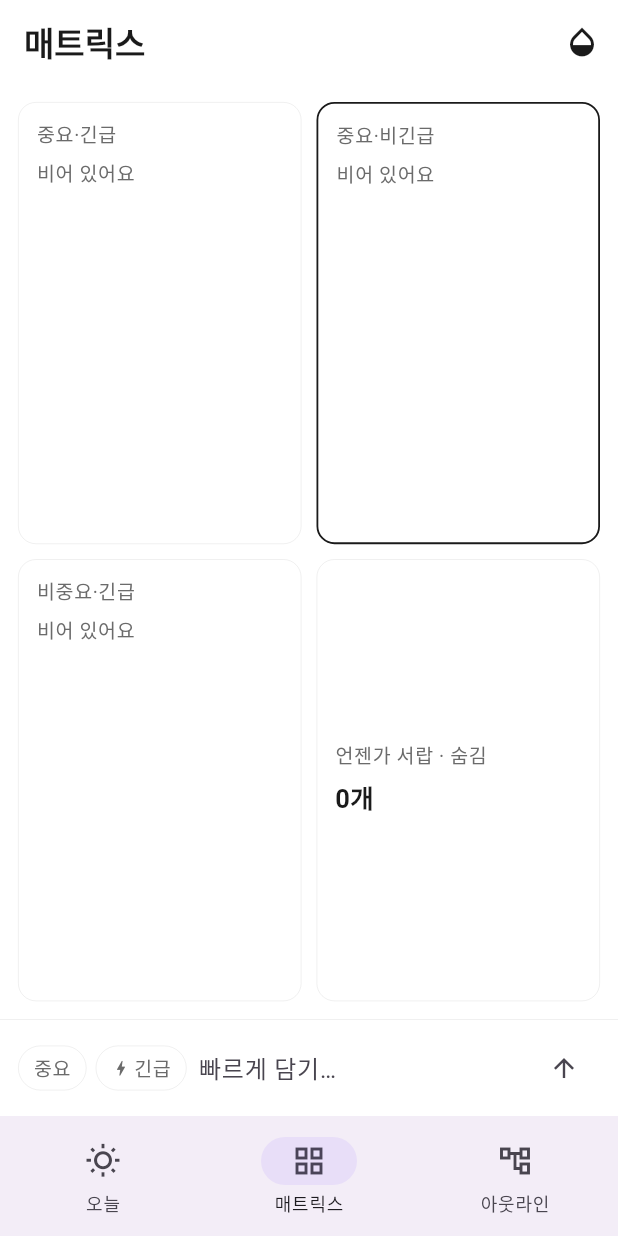
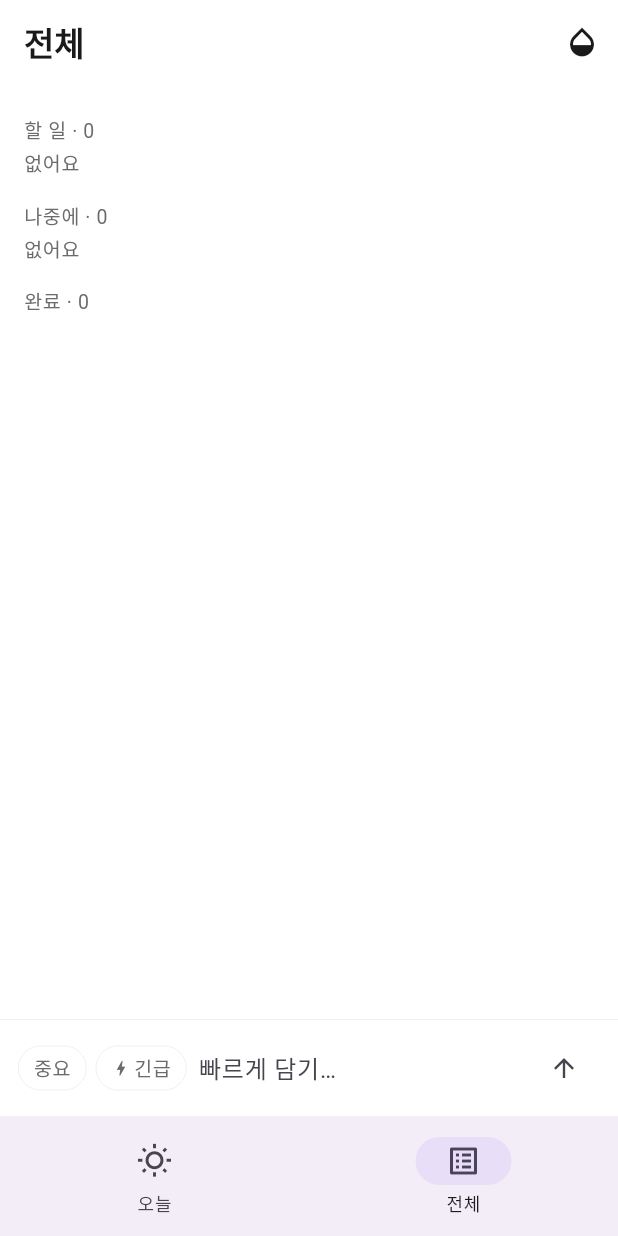
Before and after one commit to miziixx/jigoom, a Flutter app: the screen it shows after launch, item 2 of the bottom bar chosen, after a tap on the "arrow upward" icon, on a phone screen of 412 x 824 dp. Run offline on Flutter 3.47's test engine with Material 3 defaults, Android fonts, the phone set to English and light mode, and no system bars; our stand-ins replace drift, drift_flutter, file_picker, flutter_colorpicker, flutter_local_notifications, flutter_riverpod and 6 more; missing offline and left inert: dart:html, google_mlkit_text_recognition, home_widget, receive_sharing_intent, shelf_router; accounts and stored records are empty; generated files the repository leaves out were written again; Roboto replaces fonts that are missing (Pretendard).

Commit message:
feat(jigeum): ADHD 친화 단순 모드 전면 개편
분류·세분화 강요를 없애고 "적고, 하고, 체크"만 남김.

- 셸: 오늘/전체 2탭으로 축소 (매트릭스·아웃라인 탭 제거, 로직은 유지)
- 오늘 뷰: 큰 날짜(30pt) + 포커스 카드 + flat 목록 + 승리 스택
- SimpleTile: 체크 · ⭐중요 토글 · 📅날짜/마감 설정(달력) · 마감칩 표시,
  스와이프 우=완료 / 좌=삭제(신규 deleteNode, 자식 포함)
- 입력바를 body 안으로 이동 → 키보드가 올라와도 입력창이 항상 보임
- 퀵캡처: 적으면 곧장 오늘 할 일 (date=today), 분류 불필요
- Q4 서랍 규칙 완화: 날짜 없는 미분류 task 만 서랍행
- 전체 탭: 할 일/나중에/완료 세 묶음, 나중에→오늘 꺼내기(↑)

Co-Authored-By: Claude Opus 4.8 <noreply@anthropic.com>
Claude-Session: https://claude.ai/code/session_0148HwGxjHBMAnrdakVDwWLh

```diff
--- a/jigeum/lib/app.dart
+++ b/jigeum/lib/app.dart
@@ -1,15 +1,13 @@
 import 'package:flutter/material.dart';
 import 'package:flutter_riverpod/flutter_riverpod.dart';
 
-import 'core/constants.dart';
+import 'features/all/all_view.dart';
 import 'features/capture/quick_capture_bar.dart';
+import 'features/today/today_view.dart';
 import 'features/widgetkit/widget_bridge.dart';
-import 'features/matrix/matrix_view.dart';
-import 'features/outline/outline_view.dart';
-import 'features/today/today_view.dart';
-import 'features/today/two_minute_sheet.dart';
-import 'providers.dart';
 
+/// 단순 모드 셸: 오늘 / 전체 두 탭.
+/// 입력바는 body 안에 있어 키보드가 올라와도 항상 보인다.
 class AppShell extends ConsumerStatefulWidget {
   const AppShell({super.key});
 
@@ -20,50 +18,39 @@ class AppShell extends ConsumerStatefulWidget {
 class _AppShellState extends ConsumerState<AppShell> {
   int _index = 0;
 
-  static const _titles = ['오늘', '매트릭스', '아웃라인'];
-
   @override
   Widget build(BuildContext context) {
-    final body = switch (_index) {
-      0 => const TodayView(),
-      1 => const MatrixView(),
-      _ => const OutlineView(),
-    };
+    final body = _index == 0 ? const TodayView() : const AllView();
 
     return Scaffold(
+      resizeToAvoidBottomInset: true,
       appBar: AppBar(
-        title: Text(_titles[_index]),
+        title: Text(_index == 0 ? '오늘' : '전체'),
         actions: [
           IconButton(
             icon: const Icon(Icons.opacity_outlined),
             tooltip: '위젯 투명도',
             onPressed: _widgetOpacityDialog,
           ),
-          if (_index == 2)
-            IconButton(
-              icon: const Icon(Icons.flag_outlined),
-              tooltip: '새 목표',
-              onPressed: _newGoal,
-            ),
         ],
       ),
-      body: SafeArea(bottom: false, child: body),
-      bottomNavigationBar: Column(
-        mainAxisSize: MainAxisSize.min,
+      // 입력바가 키보드 위로 따라 올라오도록 body 에 배치.
+      body: SafeArea(
+        child: Column(
           children: [
+            Expanded(child: body),
             const QuickCaptureBar(),
-          NavigationBar(
+          ],
+        ),
+      ),
+      bottomNavigationBar: NavigationBar(
         selectedIndex: _index,
         onDestinationSelected: (i) => setState(() => _index = i),
         destinations: const [
           NavigationDestination(
               icon: Icon(Icons.wb_sunny_outlined), label: '오늘'),
           NavigationDestination(
-                  icon: Icon(Icons.grid_view_outlined), label: '매트릭스'),
-              NavigationDestination(
-                  icon: Icon(Icons.account_tree_outlined), label: '아웃라인'),
-            ],
-          ),
+              icon: Icon(Icons.list_alt_outlined), label: '전체'),
         ],
       ),
     );
@@ -110,38 +97,4 @@ class _AppShellState extends ConsumerState<AppShell> {
       ),
     );
   }
-
-  Future<void> _newGoal() async {
-    final title = await _promptTitle();
-    if (title == null || title.trim().isEmpty) return;
-    final repo = ref.read(nodeRepoProvider);
-    final id = await repo.create(type: NodeType.goal, title: title.trim());
-    if (!mounted) return;
-    // 규칙 5: 목표 저장 직후 첫 2분 행동 강제.
-    await showTwoMinuteSheet(context, ref, goalId: id, goalTitle: title.trim());
 }
-
-  Future<String?> _promptTitle() {
-    final controller = TextEditingController();
-    return showDialog<String>(
-      context: context,
-      builder: (ctx) => AlertDialog(
-        title: const Text('새 목표'),
-        content: TextField(
-          controller: controller,
-          autofocus: true,
-          decoration: const InputDecoration(hintText: '이루고 싶은 것'),
-          onSubmitted: (v) => Navigator.of(ctx).pop(v),
-        ),
-        actions: [
-          TextButton(
-              onPressed: () => Navigator.of(ctx).pop(),
-              child: const Text('취소')),
-          FilledButton(
-              onPressed: () => Navigator.of(ctx).pop(controller.text),
-              child: const Text('만들기')),
-        ],
-      ),
-    );
-  }
-}
--- a/jigeum/lib/data/repos/node_repository.dart
+++ b/jigeum/lib/data/repos/node_repository.dart
@@ -51,6 +51,26 @@ class NodeRepository {
     return q.watch();
   }
 
+  /// 오늘 화면용: 오늘 날짜 또는 날짜 미지정인 open 노드 (미래 날짜는 제외).
+  Stream<List<Node>> watchTodayOpen(DateTime date) {
+    final d = dateOnly(date);
+    final q = db.select(db.nodes)
+      ..where((n) =>
+          n.status.equals(NodeStatus.open) &
+          (n.date.equals(d) | n.date.isNull()))
+      ..orderBy([
+        (n) => OrderingTerm.desc(n.important),
+        (n) => OrderingTerm.asc(n.sortOrder),
+      ]);
+    return q.watch();
+  }
+
+  /// 완전 삭제 (사용자 명시 요청 시). 자식도 함께 삭제.
+  Future<void> deleteNode(String id) async {
+    await (db.delete(db.nodes)..where((n) => n.parentId.equals(id))).go();
+    await (db.delete(db.nodes)..where((n) => n.id.equals(id))).go();
+  }
+
   Stream<List<Node>> watchForDate(DateTime date) {
     final d = dateOnly(date);
     final q = db.select(db.nodes)
@@ -94,9 +114,10 @@ class NodeRepository {
     final id = _uuid.v4();
     final order = await _nextSortOrder(parentId);
 
-    // Q4 자동 서랍: task 이면서 important=false, urgent=false → drawer
+    // Q4 자동 서랍: 날짜 없는 미분류 task 만 서랍으로.
+    // 날짜가 있으면(오늘 할 일 등) 분류 없이도 목록에 그대로 보인다.
     var status = NodeStatus.open;
-    if (type == NodeType.task && !important && !urgent) {
+    if (type == NodeType.task && !important && !urgent && date == null) {
       status = NodeStatus.drawer;
     }
 
--- /dev/null
+++ b/jigeum/lib/features/all/all_view.dart
@@ -0,0 +1,115 @@
+import 'package:flutter/material.dart';
+import 'package:flutter_riverpod/flutter_riverpod.dart';
+
+import '../../core/constants.dart';
+import '../../data/db.dart';
+import '../../providers.dart';
+import '../today/today_view.dart';
+
+/// 전체 탭 — 모든 항목을 세 묶음으로만: 할 일 / 나중에 / 완료.
+/// 세분화 없음. "나중에" 항목은 꺼내기(↑)로 오늘로 이동.
+class AllView extends ConsumerWidget {
+  const AllView({super.key});
+
+  @override
+  Widget build(BuildContext context, WidgetRef ref) {
+    final theme = Theme.of(context);
+    final all = ref.watch(allNodesProvider).valueOrNull ?? const [];
+
+    final open =
+        all.where((n) => n.status == NodeStatus.open).toList()
+          ..sort((a, b) => a.sortOrder.compareTo(b.sortOrder));
+    final later =
+        all.where((n) => n.status == NodeStatus.drawer).toList()
+          ..sort((a, b) => a.sortOrder.compareTo(b.sortOrder));
+    final doneList =
+        all.where((n) => n.status == NodeStatus.done).toList()
+          ..sort((a, b) => (b.doneAt ?? b.updatedAt)
+              .compareTo(a.doneAt ?? a.updatedAt));
+
+    Widget header(String t) => Padding(
+          padding: const EdgeInsets.only(top: 18, bottom: 4),
+          child: Text(t, style: theme.textTheme.bodySmall),
+        );
+
+    return ListView(
+      padding: const EdgeInsets.fromLTRB(16, 4, 16, 24),
+      children: [
+        header('할 일 · ${open.length}'),
+        if (open.isEmpty)
+          Text('없어요', style: theme.textTheme.bodySmall)
+        else
+          for (final n in open) SimpleTile(node: n),
+
+        header('나중에 · ${later.length}'),
+        if (later.isEmpty)
+          Text('없어요', style: theme.textTheme.bodySmall)
+        else
+          for (final n in later) _LaterTile(node: n),
+
+        header('완료 · ${doneList.length}'),
+        for (final n in doneList.take(20)) SimpleTile(node: n, showStar: false),
+      ],
+    );
+  }
+}
+
+/// "나중에" 항목: 제목 + ↑(오늘로 꺼내기) + 스와이프 좌 삭제.
+class _LaterTile extends ConsumerWidget {
+  const _LaterTile({required this.node});
+  final Node node;
+
+  @override
+  Widget build(BuildContext context, WidgetRef ref) {
+    final theme = Theme.of(context);
+    final repo = ref.read(nodeRepoProvider);
+
+    return Dismissible(
+      key: ValueKey('later_${node.id}'),
+      direction: DismissDirection.endToStart,
+      background: Container(
+        alignment: Alignment.centerRight,
+        padding: const EdgeInsets.only(right: 16),
+        child: Icon(Icons.delete_outline,
+            color: theme.textTheme.bodySmall?.color),
+      ),
+      confirmDismiss: (_) async {
+        await repo.deleteNode(node.id);
+        return false;
+      },
+      child: Padding(
+        padding: const EdgeInsets.symmetric(vertical: 9),
+        child: Row(
+          children: [
+            Icon(Icons.inbox_outlined,
+                size: 18, color: theme.textTheme.bodySmall?.color),
+            const SizedBox(width: 12),
+            Expanded(
+              child: Text(node.title,
+                  style: theme.textTheme.bodyLarge,
+                  maxLines: 2,
+                  overflow: TextOverflow.ellipsis),
+            ),
+            // ↑ 오늘로 꺼내기
+            IconButton(
+              visualDensity: VisualDensity.compact,
+              tooltip: '오늘로',
+              icon: Icon(Icons.north,
+                  size: 18, color: theme.textTheme.bodySmall?.color),
+              onPressed: () async {
+                await repo.setDate(node.id, todayDate());
+                await repo.setMatrix(node.id, urgent: node.urgent);
+                // 서랍 → open 복귀는 날짜 부여로 충분: 상태 직접 갱신
+                final fresh = await repo.findById(node.id);
+                if (fresh != null && fresh.status == NodeStatus.drawer) {
+                  await repo.updateNode(
+                      fresh.copyWith(status: NodeStatus.open));
+                }
+              },
+            ),
+          ],
+        ),
+      ),
+    );
+  }
+}
--- a/jigeum/lib/features/capture/quick_capture_bar.dart
+++ b/jigeum/lib/features/capture/quick_capture_bar.dart
@@ -46,13 +46,13 @@ class _QuickCaptureBarState extends ConsumerState<QuickCaptureBar> {
     if (text.isEmpty) return;
     final repo = ref.read(nodeRepoProvider);
 
-    final isTask = _important || _urgent;
+    // 분류 강요 없음: 적으면 곧장 오늘 할 일로. 날짜/중요는 나중에 타일에서.
     await repo.create(
-      type: isTask ? NodeType.task : NodeType.memo,
+      type: NodeType.task,
       title: text,
       important: _important,
       urgent: _urgent,
-      // 매트릭스에서 잡히도록 task 는 date=null (인박스성). memo 는 인박스.
+      date: todayDate(),
     );
 
     _controller.clear();
--- a/jigeum/lib/features/today/today_view.dart
+++ b/jigeum/lib/features/today/today_view.dart
@@ -6,10 +6,10 @@ import '../../core/constants.dart';
 import '../../core/theme.dart';
 import '../../data/db.dart';
 import '../../providers.dart';
-import '../outline/node_tile.dart';
 
-/// 오늘 뷰 (홈).
-/// 상단 "오늘"+날짜 → 포커스 카드 1개 → 오전/오후/저녁 섹션 → 오늘의 승리 스택.
+/// 오늘 뷰 (홈) — 단순 모드.
+/// 큰 날짜 → 포커스 카드 → 오늘 할 일(flat) → 오늘의 승리.
+/// 분류·세분화 강요 없음: 적으면 오늘 목록에 들어오고, ⭐ 만 누르면 됨.
 class TodayView extends ConsumerWidget {
   const TodayView({super.key});
 
@@ -18,69 +18,187 @@ class TodayView extends ConsumerWidget {
     final theme = Theme.of(context);
     final focus = ref.watch(focusProvider);
     final today = ref.watch(todayNodesProvider).valueOrNull ?? const [];
+    final now = DateTime.now();
 
     return ListView(
       padding: const EdgeInsets.fromLTRB(16, 16, 16, 24),
       children: [
-        Text('오늘', style: theme.textTheme.titleLarge),
+        // 큰 날짜
+        Text(DateFormat('M월 d일', 'ko').format(now),
+            style: theme.textTheme.titleLarge?.copyWith(fontSize: 30)),
         const SizedBox(height: 2),
-        Text(DateFormat('M월 d일 EEEE', 'ko').format(DateTime.now()),
-            style: theme.textTheme.bodySmall),
+        Text(DateFormat('EEEE', 'ko').format(now),
+            style: theme.textTheme.bodySmall?.copyWith(fontSize: 15)),
+        const SizedBox(height: 18),
+
+        focus.when(
+          loading: () => const SizedBox(height: 60),
+          error: (_, __) => const SizedBox.shrink(),
+          data: (node) =>
+              node == null ? const SizedBox.shrink() : _FocusCard(node: node),
+        ),
+        const SizedBox(height: 14),
+
+        if (today.isEmpty)
+          Padding(
+            padding: const EdgeInsets.symmetric(vertical: 24),
+            child: Text('아래 입력창에 적으면 여기에 쌓여요',
+                style: theme.textTheme.bodySmall),
+          )
+        else
+          for (final n in today) SimpleTile(node: n),
+
         const SizedBox(height: 16),
-
-        // 포커스 카드 (유일하게 시각적 무게 있음)
-        focus.when(
-          loading: () => const SizedBox(height: 72),
-          error: (_, __) => const SizedBox.shrink(),
-          data: (node) => _FocusCard(node: node),
-        ),
-        const SizedBox(height: 20),
-
-        // 오전/오후/저녁 섹션
-        for (final slot in Slot.all)
-          _SlotSection(
-            slot: slot,
-            nodes: today
-                .where((n) => n.slot == slot && n.status == NodeStatus.open)
-                .toList(),
-          ),
-
-        // 구간 미지정 오늘 항목
-        _SlotSection(
-          slot: null,
-          nodes: today
-              .where((n) => n.slot == null && n.status == NodeStatus.open)
-              .toList(),
-        ),
-
-        const SizedBox(height: 12),
         const _WinsStack(),
       ],
     );
   }
 }
 
-class _FocusCard extends ConsumerWidget {
-  const _FocusCard({required this.node});
-  final Node? node;
+/// 단순 타일: 체크 · 제목 · 마감칩 · ⭐ · 📅
+/// 스와이프 우=완료, 좌=삭제.
+class SimpleTile extends ConsumerWidget {
+  const SimpleTile({super.key, required this.node, this.showStar = true});
+
+  final Node node;
+  final bool showStar;
 
   @override
   Widget build(BuildContext context, WidgetRef ref) {
     final theme = Theme.of(context);
-    if (node == null) {
-      return Container(
-        padding: const EdgeInsets.all(18),
-        decoration: BoxDecoration(
-          borderRadius: BorderRadius.circular(14),
-          border: Border.all(
-              color: theme.dividerTheme.color ?? Colors.black12, width: 0.5),
+    final repo = ref.read(nodeRepoProvider);
+    final done = node.status == NodeStatus.done;
+
+    final tile = Opacity(
+      opacity: done ? 0.45 : 1,
+      child: Padding(
+        padding: const EdgeInsets.symmetric(vertical: 9),
+        child: Row(
+          children: [
+            // 체크
+            GestureDetector(
+              onTap: () =>
+                  done ? repo.reopen(node.id) : repo.complete(node.id),
+              behavior: HitTestBehavior.opaque,
+              child: Padding(
+                padding: const EdgeInsets.only(right: 12),
+                child: done
+                    ? const Icon(Icons.check_circle,
+                        size: 22, color: AppColors.done)
+                    : Container(
+                        width: 20,
+                        height: 20,
+                        decoration: BoxDecoration(
+                          shape: BoxShape.circle,
+                          border: Border.all(
+                            color: theme.textTheme.bodySmall?.color ??
+                                Colors.grey,
+                            width: 1.5,
+                          ),
+                        ),
+                      ),
+              ),
+            ),
+            // 제목 + 마감칩
+            Expanded(
+              child: Column(
+                crossAxisAlignment: CrossAxisAlignment.start,
+                children: [
+                  Text(node.title,
+                      style: theme.textTheme.bodyLarge,
+                      maxLines: 2,
+                      overflow: TextOverflow.ellipsis),
+                  if (node.date != null && node.date != todayDate() && !done)
+                    Padding(
+                      padding: const EdgeInsets.only(top: 2),
+                      child: Text(
+                        '${DateFormat('M/d (E)', 'ko').format(node.date!)} 까지',
+                        style:
+                            theme.textTheme.bodySmall?.copyWith(fontSize: 12),
+                      ),
+                    ),
+                ],
+              ),
+            ),
+            if (!done) ...[
+              // ⭐ 중요 토글 → 포커스 후보
+              if (showStar)
+                IconButton(
+                  visualDensity: VisualDensity.compact,
+                  icon: Icon(
+                    node.important ? Icons.star : Icons.star_border,
+                    size: 20,
+                    color: node.important
+                        ? theme.textTheme.bodyLarge?.color
+                        : theme.textTheme.bodySmall?.color,
+                  ),
+                  onPressed: () =>
+                      repo.setMatrix(node.id, important: !node.important),
+                ),
+              // 📅 날짜/마감 설정
+              IconButton(
+                visualDensity: VisualDensity.compact,
+                icon: Icon(Icons.calendar_today_outlined,
+                    size: 17, color: theme.textTheme.bodySmall?.color),
+                onPressed: () => _pickDate(context, ref),
+              ),
+            ],
+          ],
         ),
-        child: Text('지금은 비어 있어요', style: theme.textTheme.bodyMedium),
-      );
+      ),
+    );
+
+    return Dismissible(
+      key: ValueKey('tile_${node.id}'),
+      background: Container(
+        alignment: Alignment.centerLeft,
+        padding: const EdgeInsets.only(left: 16),
+        child: const Icon(Icons.check_circle, color: AppColors.done),
+      ),
+      secondaryBackground: Container(
+        alignment: Alignment.centerRight,
+        padding: const EdgeInsets.only(right: 16),
+        child: Icon(Icons.delete_outline,
+            color: Theme.of(context).textTheme.bodySmall?.color),
+      ),
+      confirmDismiss: (dir) async {
+        if (dir == DismissDirection.startToEnd) {
+          done ? await repo.reopen(node.id) : await repo.complete(node.id);
+          return false; // 스트림 갱신에 맡김
+        }
+        await repo.deleteNode(node.id); // 좌 = 삭제
+        return false;
+      },
+      child: tile,
+    );
+  }
+
+  Future<void> _pickDate(BuildContext context, WidgetRef ref) async {
+    final repo = ref.read(nodeRepoProvider);
+    final picked = await showDatePicker(
+      context: context,
+      initialDate: node.date ?? todayDate(),
+      firstDate: todayDate(),
+      lastDate: todayDate().add(const Duration(days: 365)),
+      helpText: '언제까지 할까요?',
+      cancelText: '취소',
+      confirmText: '설정',
+    );
+    if (picked != null) {
+      await repo.setDate(node.id, picked);
     }
-    final n = node!;
+  }
+}
+
+class _FocusCard extends ConsumerWidget {
+  const _FocusCard({required this.node});
+  final Node node;
+
+  @override
+  Widget build(BuildContext context, WidgetRef ref) {
+    final theme = Theme.of(context);
     return Container(
-      padding: const EdgeInsets.all(18),
+      padding: const EdgeInsets.all(16),
       decoration: BoxDecoration(
         borderRadius: BorderRadius.circular(14),
         border: Border.all(
@@ -90,7 +208,7 @@ class _FocusCard extends ConsumerWidget {
       child: Row(
         children: [
           GestureDetector(
-            onTap: () => ref.read(nodeRepoProvider).complete(n.id),
+            onTap: () => ref.read(nodeRepoProvider).complete(node.id),
             behavior: HitTestBehavior.opaque,
             child: Container(
               width: 22,
@@ -103,14 +221,14 @@ class _FocusCard extends ConsumerWidget {
               ),
             ),
           ),
-          const SizedBox(width: 14),
+          const SizedBox(width: 12),
           Expanded(
             child: Column(
               crossAxisAlignment: CrossAxisAlignment.start,
               children: [
                 Text('지금 이것부터', style: theme.textTheme.bodySmall),
                 const SizedBox(height: 2),
-                Text(n.title, style: theme.textTheme.titleMedium),
+                Text(node.title, style: theme.textTheme.titleMedium),
               ],
             ),
           ),
@@ -120,45 +238,7 @@ class _FocusCard extends ConsumerWidget {
   }
 }
 
-class _SlotSection extends ConsumerWidget {
-  const _SlotSection({required this.slot, required this.nodes});
-  final String? slot;
-  final List<Node> nodes;
-
-  @override
-  Widget build(BuildContext context, WidgetRef ref) {
-    final theme = Theme.of(context);
-    // 구간 미지정이고 비어있으면 섹션 자체를 숨김.
-    if (slot == null && nodes.isEmpty) return const SizedBox.shrink();
-    final label = slot == null ? '그 외' : Slot.label(slot!);
-
-    return Column(
-      crossAxisAlignment: CrossAxisAlignment.start,
-      children: [
-        Padding(
-          padding: const EdgeInsets.only(top: 4, bottom: 4),
-          child: Text(label, style: theme.textTheme.bodySmall),
-        ),
-        if (nodes.isEmpty)
-          Padding(
-            padding: const EdgeInsets.only(bottom: 8, left: 2),
-            child: Text('지금은 비어 있어요',
-                style: theme.textTheme.bodySmall
-                    ?.copyWith(color: theme.textTheme.bodySmall?.color)),
-          )
-        else
-          for (final n in nodes)
-            NodeTile(
-              node: n,
-              onToggleDone: () => ref.read(nodeRepoProvider).complete(n.id),
-            ),
-        const SizedBox(height: 8),
-      ],
-    );
-  }
-}
-
-/// "오늘의 승리 · N" 접힌 스택. 탭하면 펼침.
+/// "오늘의 승리 · N" 접힌 스택.
 class _WinsStack extends ConsumerStatefulWidget {
   const _WinsStack();
   @override
@@ -172,6 +252,7 @@ class _WinsStackState extends ConsumerState<_WinsStack> {
   Widget build(BuildContext context) {
     final theme = Theme.of(context);
     final wins = ref.watch(todayWinsProvider).valueOrNull ?? const [];
+    if (wins.isEmpty) return const SizedBox.shrink();
     return Column(
       crossAxisAlignment: CrossAxisAlignment.start,
       children: [
@@ -182,8 +263,7 @@ class _WinsStackState extends ConsumerState<_WinsStack> {
             padding: const EdgeInsets.symmetric(vertical: 8),
             child: Row(
               children: [
-                const Icon(Icons.check_circle,
-                    size: 16, color: AppColors.done),
+                const Icon(Icons.check_circle, size: 16, color: AppColors.done),
                 const SizedBox(width: 6),
                 Text('오늘의 승리 · ${wins.length}',
                     style: theme.textTheme.bodyMedium),
@@ -204,12 +284,7 @@ class _WinsStackState extends ConsumerState<_WinsStack> {
               _open ? CrossFadeState.showFirst : CrossFadeState.showSecond,
           firstChild: Column(
             children: [
-              for (final n in wins)
-                NodeTile(
-                  node: n,
-                  showUrgentBolt: false,
-                  onToggleDone: () => ref.read(nodeRepoProvider).reopen(n.id),
-                ),
+              for (final n in wins) SimpleTile(node: n, showStar: false),
             ],
           ),
           secondChild: const SizedBox(width: double.infinity),
--- a/jigeum/lib/providers.dart
+++ b/jigeum/lib/providers.dart
@@ -35,9 +35,14 @@ final childrenProvider =
   return ref.watch(nodeRepoProvider).watchChildren(parentId);
 });
 
-/// 오늘 open 노드
+/// 오늘 open 노드 (오늘 날짜 + 날짜 미지정 포함)
 final todayNodesProvider = StreamProvider<List<Node>>((ref) {
-  return ref.watch(nodeRepoProvider).watchForDate(todayDate());
+  return ref.watch(nodeRepoProvider).watchTodayOpen(todayDate());
+});
+
+/// 전체 노드 (전체 탭용)
+final allNodesProvider = StreamProvider<List<Node>>((ref) {
+  return ref.watch(nodeRepoProvider).watchAll();
 });
 
 /// 오늘의 승리
```
Lines whose indentation alone changed are shown as unchanged.
